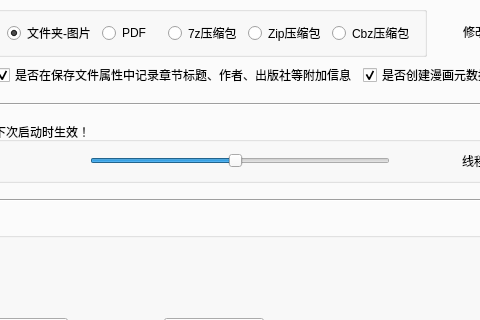
First picture: the form in src/ui/PySide_src/mainWindow_mac.ui, repository Zeal-L/BiliBili-Manga-Downloader, before the edit; both pictures show x 134 to 614 and y 144 to 464 of the 1152 by 699 pixel window.
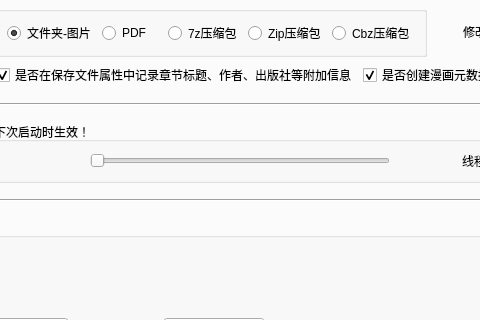
Second picture: the form after the edit. The open tabs and pages were chosen to show the change. Icons and pictures are not drawn.

Patch:
```diff
--- a/src/ui/PySide_src/mainWindow_mac.ui
+++ b/src/ui/PySide_src/mainWindow_mac.ui
@@ -1217,7 +1217,7 @@
                 <number>2</number>
                </property>
                <property name="value">
-                <number>16</number>
+                <number>1</number>
                </property>
                <property name="orientation">
                 <enum>Qt::Orientation::Horizontal</enum>
```
